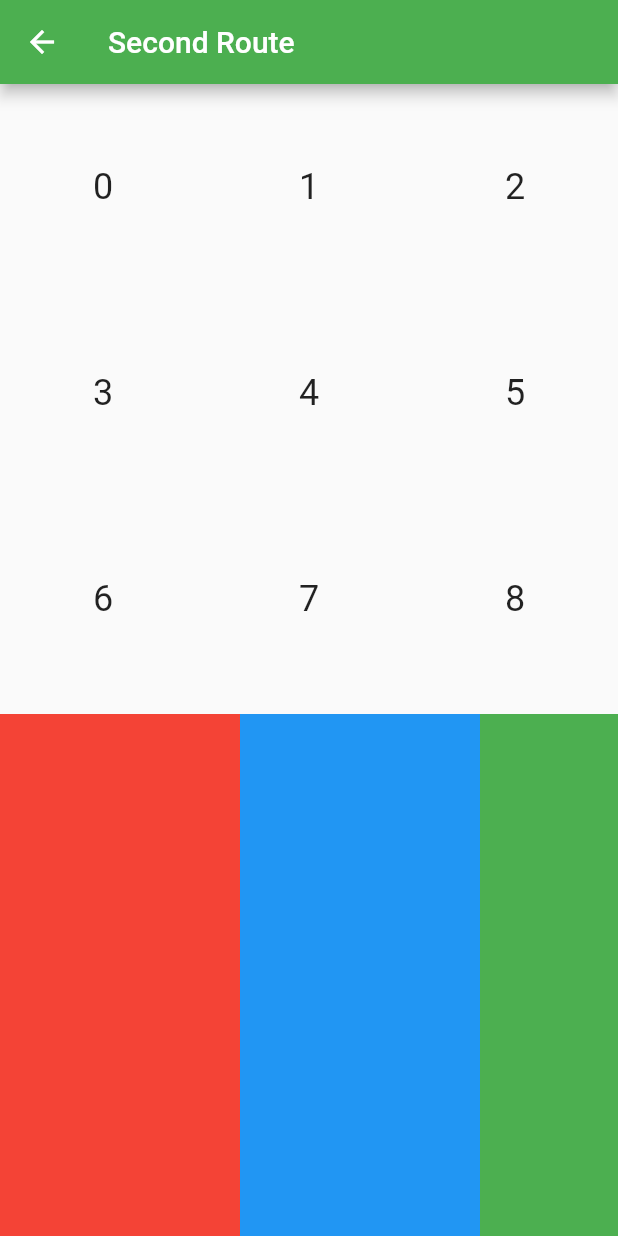
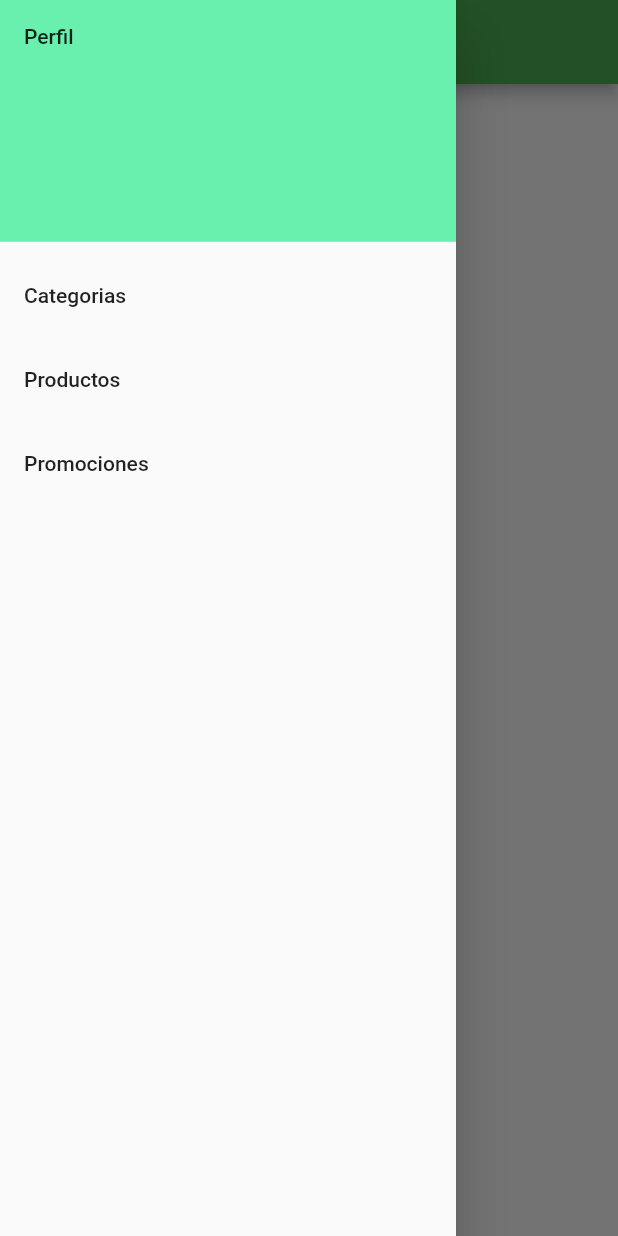
Before and after one commit to Morcado/examen-flutter, a Flutter app: the Principal screen opened directly, with the side drawer open (before the commit the screen has no drawer), on a phone screen of 412 x 824 dp. Run offline on Flutter 3.47's test engine with Material 2 defaults, Android fonts, the phone set to English and light mode, and no system bars; network calls fail.

Commit message:
Mas pantallas

```diff
--- a/lib/main.dart
+++ b/lib/main.dart
@@ -1,5 +1,7 @@
 import 'package:flutter/cupertino.dart';
 import 'package:flutter/material.dart';
+import 'package:hola/login.dart';
+import 'package:hola/menu.dart';
 
 void main() => runApp(MyApp());
 
@@ -10,183 +12,13 @@ class MyApp extends StatelessWidget {
 
     return MaterialApp(
 
-      theme: new ThemeData(
-        primarySwatch: Colors.green,
-      ),
+      theme: new ThemeData(primarySwatch: Colors.green),
       title: appTitle,
       home: Scaffold(
-        appBar: AppBar(
-          title: Text(appTitle),
-        ),
+        appBar: AppBar(title: Text(appTitle)),
         body: LoginScreen(),
+        drawer: Menu(),
       ),
     );
   }
 }
-
-// Create a Form widget.
-class LoginScreen extends StatefulWidget {
-  @override
-  LoginScreenState createState() {
-    return LoginScreenState();
-  }
-}
-
-// Create a corresponding State class.
-// This class holds data related to the form.
-class LoginScreenState extends State<LoginScreen> {
-  // Create a global key that uniquely identifies the Form widget
-  // and allows validation of the form.
-  // Note: This is a GlobalKey<FormState>,
-  // not a GlobalKey<MyCustomFormState>.
-  final _formKey = GlobalKey<FormState>();
-
-  @override
-  Widget build(BuildContext context) {
-    // Build a Form widget using the _formKey created above.
-
-    return Form(
-      key: _formKey,
-        //padding: EdgeInsets.symmetric(vertical: 0.0, horizontal: 0.0),
-      child: SingleChildScrollView(
-        child: Column(
-          mainAxisAlignment: MainAxisAlignment.start,
-          //crossAxisAlignment: CrossAxisAlignment.start,
-          children: <Widget>[
-            SizedBox(height: 60.0,),
-            CircleAvatar(
-              backgroundImage: NetworkImage("https://picsum.photos/500"),
-              minRadius: 90,
-              maxRadius: 150,
-            ),
-            SizedBox(height: 20.0,),
-            Container(
-              padding: EdgeInsets.symmetric(vertical: 0.0, horizontal: 40.0),
-              child: TextFormField(
-                decoration: InputDecoration(
-                  hintText: 'User'
-                ),
-                // Validacion de la contraseña funcion anonima
-                validator: (value) {
-                  if (value.isEmpty) {
-                    return 'Please enter user';
-                  }
-                  else {
-                    if (value != 'admin') {
-                      return 'Incorrect user';
-                    }
-                  }
-                  return null;
-                },
-              ),
-            ),
-            SizedBox(height: 20.0,),
-            Container(
-              padding: EdgeInsets.symmetric(vertical: 0.0, horizontal: 40.0),
-              child: TextFormField(
-                decoration: InputDecoration(
-                  hintText: 'Password',
-                  suffixIcon: Icon(Icons.remove_red_eye),
-
-                ),
-                obscureText: true,
-                // Validacion de la contraseña funcion anonima
-                validator: (value) {
-                  if (value.isEmpty) {
-                    return 'Please enter user';
-                  }
-                  else {
-                    if (value != 'admin') {
-                      return 'Incorrect user';
-                    }
-                  }
-                  return null;
-                },
-              ),
-            ),
-
-
-
-            SizedBox(height: 20.0,),
-            RaisedButton(
-              onPressed: () {
-                if (_formKey.currentState.validate()) {
-                  Navigator.push(
-                    context,
-                    MaterialPageRoute(builder: (context) => Principal()),
-                  );
-                }
-              },
-              child: Text('Login'),
-            ),
-          ],
-        ),
-      )
-    );
-  }
-}
-
-class Principal extends StatelessWidget {
-  @override
-  Widget build(BuildContext context) {
-    return Scaffold(
-      appBar: AppBar(
-        title: Text("Second Route"),
-      ),
-      body: Container(
-        child: ListView(
-          children: <Widget>[
-            Container(
-              height: 400.0,
-              child: GridView.count(
-                // Create a grid with 2 columns. If you change the scrollDirection to
-                // horizontal, this produces 2 rows.
-                crossAxisCount: 3,
-                // Generate 100 widgets that display their index in the List.
-                children: List.generate(100, (index) {
-                  return Center(
-                    child: Text(
-                      '$index',
-                      style: Theme.of(context).textTheme.headline,
-                    ),
-                  );
-                }),
-              ),
-            ),
-
-            Container(
-              margin: EdgeInsets.symmetric(vertical: 20.0),
-              height: 900.0,
-              child: ListView(
-                scrollDirection: Axis.horizontal,
-                children: <Widget>[
-                  Container(
-                    width: 160.0,
-                    color: Colors.red,
-                  ),
-                  Container(
-                    width: 160.0,
-                    color: Colors.blue,
-                  ),
-                  Container(
-                    width: 160.0,
-                    color: Colors.green,
-                  ),
-                  Container(
-                    width: 160.0,
-                    color: Colors.yellow,
-                  ),
-                  Container(
-                    width: 160.0,
-                    color: Colors.orange,
-                  ),
-                ],
-              ),
-            ),
-
-          ],
-        )
-      )
-    );
-  }
-}
--- /dev/null
+++ b/lib/menu.dart
@@ -0,0 +1,31 @@
+import 'package:flutter/material.dart';
+import 'package:flutter/widgets.dart';
+
+class Menu extends StatelessWidget {
+  @override
+  Widget build(BuildContext context) {
+    return Drawer(
+      child: ListView(children: <Widget>[
+        DrawerHeader(
+          child: Text("Perfil"),
+          decoration: BoxDecoration(
+            color: Colors.greenAccent
+          ),
+        ),
+        ListTile(
+          title: Text("Categorias"),
+          //onTap: ,
+        ),
+        ListTile(
+          title: Text("Productos"),
+          //onTap: ,
+        ),
+        ListTile(
+          title: Text("Promociones"),
+          //onTap: ,
+        ),
+      ],),
+    );
+  }
+
+}
--- /dev/null
+++ b/lib/principal.dart
@@ -0,0 +1,106 @@
+import 'package:flutter/material.dart';
+import 'package:hola/producto.dart';
+
+import 'menu.dart';
+
+class Principal extends StatelessWidget {
+  @override
+  Widget build(BuildContext context) {
+    return Scaffold(
+      appBar: AppBar(
+        title: Text("Pagina principal"),
+      ),
+      drawer: Menu(),
+      body: Container(
+        child: ListView(
+          children: <Widget>[
+            Container(
+              child: Text("Categorias"),
+            ),
+            Container(
+              height: 200.0,
+              child: ListView(
+                scrollDirection: Axis.horizontal,
+                children: <Widget>[
+                  Container(
+                    child: GestureDetector(
+                      child: Image.network("https://picsum.photos/200"),
+                      onTap: () { Navigator.push(context, MaterialPageRoute(builder: (_) => Producto())); }
+
+                    ),
+                  ),
+                  Container(
+                    child: Image.network("https://picsum.photos/200")
+                  ),
+                  Container(
+                    child: Image.network("https://picsum.photos/200")
+                  ),
+                  Container(
+                    child: Image.network("https://picsum.photos/200")
+                  ),
+                  Container(
+                    child: Image.network("https://picsum.photos/200")
+                  ),
+                ],
+              ),
+            ),
+            Container(
+              child: Text("Mas categorias"),
+            ),
+            Container(
+              height: 200.0,
+              child: ListView(
+                scrollDirection: Axis.horizontal,
+                children: <Widget>[
+                  Container(
+                    child: Image.network("https://picsum.photos/200")
+                  ),
+                  Container(
+                    child: Image.network("https://picsum.photos/200")
+                  ),
+                  Container(
+                    child: Image.network("https://picsum.photos/200")
+                  ),
+                  Container(
+                    child: Image.network("https://picsum.photos/200")
+                  ),
+                  Container(
+                    child: Image.network("https://picsum.photos/200")
+                  ),
+                ],
+              ),
+            ),
+            Container(
+              child: Text("Mas categorias"),
+            ),
+            Container(
+              height: 200.0,
+              child: ListView(
+                scrollDirection: Axis.horizontal,
+                children: <Widget>[
+                  Container(
+                    child: Image.network("https://picsum.photos/200")
+                  ),
+                  Container(
+                    child: Image.network("https://picsum.photos/200")
+                  ),
+                  Container(
+                    child: Image.network("https://picsum.photos/200")
+                  ),
+                  Container(
+                    child: Image.network("https://picsum.photos/200")
+                  ),
+                  Container(
+                    child: Image.network("https://picsum.photos/200")
+                  ),
+                ],
+              ),
+            ),
+
+
+          ],
+        )
+      )
+    );
+  }
+}
```
Also changed, not shown: lib/login.dart (added, +105 -0 lines), lib/producto.dart (added, +15 -0 lines), lib/registro.dart (added, +44 -0 lines).
